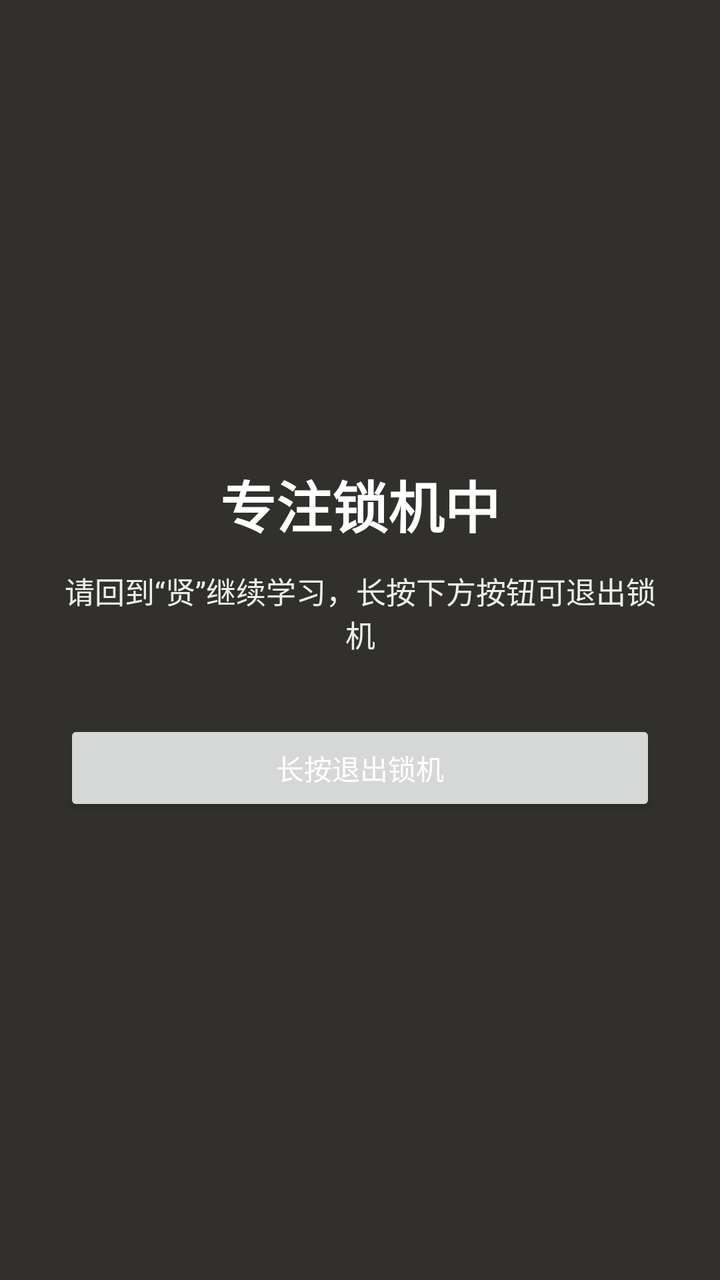
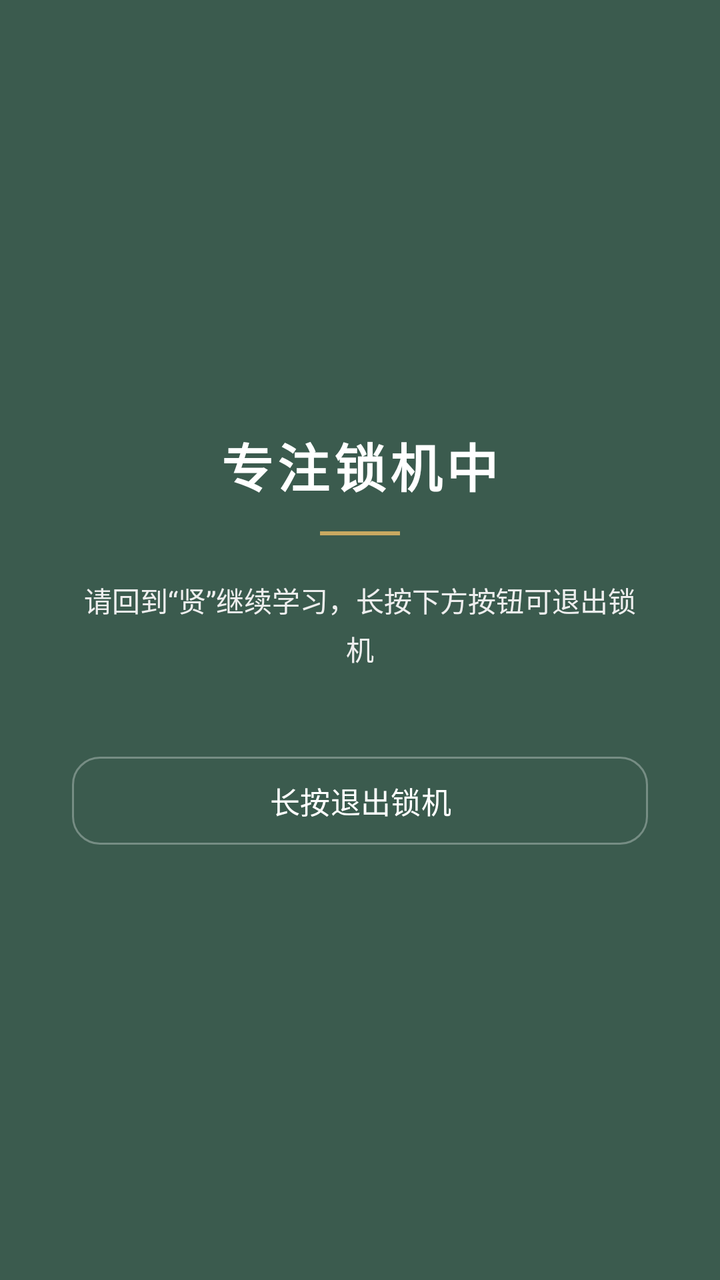

Screens rendered from an Android XML layout before and after an edit, with the pre-edit source and the edit as a unified diff.
<!-- AndroidManifest.xml: application theme Theme.PomodoroFocus -->
<!-- res/layout/overlay_lock.xml -->
<?xml version="1.0" encoding="utf-8"?>
<LinearLayout xmlns:android="http://schemas.android.com/apk/res/android"
    xmlns:tools="http://schemas.android.com/tools"
    android:layout_width="match_parent"
    android:layout_height="match_parent"
    android:background="@color/scrim"
    tools:ignore="Overdraw"
    android:gravity="center"
    android:orientation="vertical"
    android:padding="32dp">

    <TextView
        android:layout_width="wrap_content"
        android:layout_height="wrap_content"
        android:text="@string/lock_overlay_title"
        android:textColor="@color/on_primary"
        android:textSize="28sp"
        android:textStyle="bold" />

    <TextView
        android:layout_width="wrap_content"
        android:layout_height="wrap_content"
        android:layout_marginTop="12dp"
        android:gravity="center"
        android:text="@string/lock_overlay_subtitle"
        android:textColor="@color/on_primary_dim"
        android:textSize="15sp" />

    <Button
        android:id="@+id/exitLockButton"
        android:layout_width="match_parent"
        android:layout_height="wrap_content"
        android:layout_marginTop="32dp"
        android:text="@string/long_press_exit"
        android:textColor="@color/on_primary" />
</LinearLayout>
<!-- resources referenced by this layout -->
<resources>
  <color name="on_primary">#FFFFFF</color>
  <color name="on_primary_dim">#EEEEEE</color>
  <color name="scrim">#CC000000</color>
  <string name="lock_overlay_subtitle">请回到“贤”继续学习，长按下方按钮可退出锁机</string>
  <string name="lock_overlay_title">专注锁机中</string>
  <string name="long_press_exit">长按退出锁机</string>
  <style name="Theme.PomodoroFocus" parent="Theme.Xian.Qinglv" />
  <color name="theme_qinglv_primary">#3B5B4E</color>
  <color name="theme_qinglv_primary_variant">#2A4238</color>
  <color name="theme_qinglv_primary_content">#3B5B4E</color>
  <color name="theme_qinglv_accent">#C9A961</color>
  <color name="theme_qinglv_surface">#F5EFE0</color>
  <style name="Widget.Xian.Button" parent="Widget.Material3.Button">
          <item name="cornerRadius">14dp</item>
          <item name="backgroundTint">?attr/colorBrandSurface</item>
          <item name="rippleColor">@color/ripple</item>
          <item name="android:textColor">@color/on_primary</item>
          <item name="android:textSize">15sp</item>
          <item name="android:paddingVertical">11dp</item>
          <item name="elevation">0dp</item>
          <item name="android:stateListAnimator">@null</item>
      </style>
  <style name="Widget.Xian.EditText" parent="Widget.AppCompat.EditText">
          <item name="android:background">@drawable/bg_edittext</item>
          <item name="android:padding">12dp</item>
          <item name="android:textColor">@color/ink_text</item>
          <item name="android:textSize">15sp</item>
      </style>
  <style name="Theme.Xian.MaterialAlertDialog" parent="ThemeOverlay.Material3.MaterialAlertDialog">
          <item name="shapeAppearanceMediumComponent">@style/ShapeAppearance.Xian.Medium</item>
          <item name="android:windowAnimationStyle">@style/Animation.Xian.Dialog</item>
          <item name="buttonBarPositiveButtonStyle">@style/Widget.Xian.Button</item>
          <item name="buttonBarNegativeButtonStyle">@style/Widget.Xian.Button.Text</item>
      </style>
  <color name="divider">#E0D6C2</color>
  <!-- drawable bg_edittext (drawable) -->
  <?xml version="1.0" encoding="utf-8"?>
  <selector xmlns:android="http://schemas.android.com/apk/res/android">
      <item android:state_focused="true">
          <shape android:shape="rectangle">
              <corners android:radius="10dp" />
              <solid android:color="@color/card_background" />
              <stroke android:width="2dp" android:color="?attr/colorBrandContent" />
          </shape>
      </item>
      <item>
          <shape android:shape="rectangle">
              <corners android:radius="10dp" />
              <solid android:color="@color/card_background" />
              <stroke android:width="1dp" android:color="@color/nav_divider" />
          </shape>
      </item>
  </selector>
  <color name="ink_text">#2B2B2B</color>
  <style name="ShapeAppearance.Xian.Medium" parent="ShapeAppearance.Material3.Corner.ExtraLarge">
          <item name="cornerSize">18dp</item>
      </style>
  <style name="Animation.Xian.Dialog" parent="@android:style/Animation.Dialog">
          <item name="android:windowEnterAnimation">@anim/dialog_enter</item>
          <item name="android:windowExitAnimation">@anim/dialog_exit</item>
      </style>
  <style name="Widget.Xian.Button.Text" parent="Widget.Material3.Button.TextButton">
          <item name="cornerRadius">14dp</item>
          <item name="android:textColor">?attr/colorBrandContent</item>
          <item name="android:textSize">15sp</item>
      </style>
  <color name="card_background">#FFFFFF</color>
  <color name="nav_divider">#D8CDB8</color>
  <!-- unchanged entries left out for length: 2 -->
</resources>

<!-- the commit's change to res/layout/overlay_lock.xml (unified diff, before → after) -->
@@ -1,36 +1,51 @@
 <?xml version="1.0" encoding="utf-8"?>
 <LinearLayout xmlns:android="http://schemas.android.com/apk/res/android"
+    xmlns:app="http://schemas.android.com/apk/res-auto"
     xmlns:tools="http://schemas.android.com/tools"
     android:layout_width="match_parent"
     android:layout_height="match_parent"
-    android:background="@color/scrim"
-    tools:ignore="Overdraw"
+    android:background="?attr/colorBrandSurface"
     android:gravity="center"
     android:orientation="vertical"
-    android:padding="32dp">
+    android:paddingHorizontal="36dp"
+    tools:ignore="Overdraw">
 
     <TextView
         android:layout_width="wrap_content"
         android:layout_height="wrap_content"
+        android:letterSpacing="0.08"
         android:text="@string/lock_overlay_title"
         android:textColor="@color/on_primary"
-        android:textSize="28sp"
+        android:textSize="26sp"
         android:textStyle="bold" />
 
+    <View
+        android:layout_width="40dp"
+        android:layout_height="2dp"
+        android:layout_marginTop="14dp"
+        android:background="?attr/colorBrandAccent" />
+
     <TextView
-        android:layout_width="wrap_content"
+        android:layout_width="match_parent"
         android:layout_height="wrap_content"
-        android:layout_marginTop="12dp"
+        android:layout_marginTop="22dp"
         android:gravity="center"
+        android:lineSpacingExtra="4dp"
         android:text="@string/lock_overlay_subtitle"
         android:textColor="@color/on_primary_dim"
-        android:textSize="15sp" />
+        android:textSize="14sp" />
 
-    <Button
+    
+    <com.google.android.material.button.MaterialButton
         android:id="@+id/exitLockButton"
+        style="@style/Widget.Material3.Button.OutlinedButton"
         android:layout_width="match_parent"
         android:layout_height="wrap_content"
-        android:layout_marginTop="32dp"
+        android:layout_marginTop="40dp"
         android:text="@string/long_press_exit"
-        android:textColor="@color/on_primary" />
+        android:textColor="@color/on_primary"
+        app:backgroundTint="@android:color/transparent"
+        app:cornerRadius="14dp"
+        app:strokeColor="@color/overlay_outline"
+        app:strokeWidth="1dp" />
 </LinearLayout>
<!-- resource entries referenced after the edit -->
@@ -2,7 +2,7 @@
 <resources>
   <color name="on_primary">#FFFFFF</color>
   <color name="on_primary_dim">#EEEEEE</color>
-  <color name="scrim">#CC000000</color>
+  <color name="overlay_outline">#4DFFFFFF</color>
   <string name="lock_overlay_subtitle">请回到“贤”继续学习，长按下方按钮可退出锁机</string>
   <string name="lock_overlay_title">专注锁机中</string>
   <string name="long_press_exit">长按退出锁机</string>
